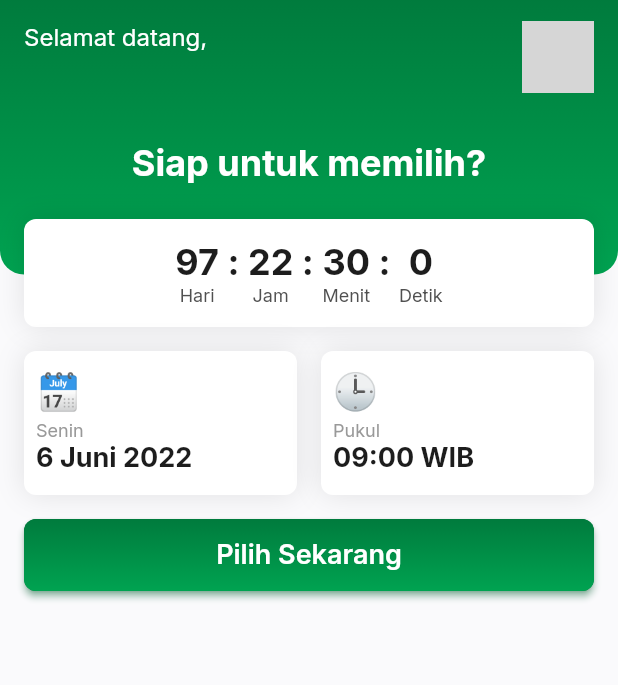
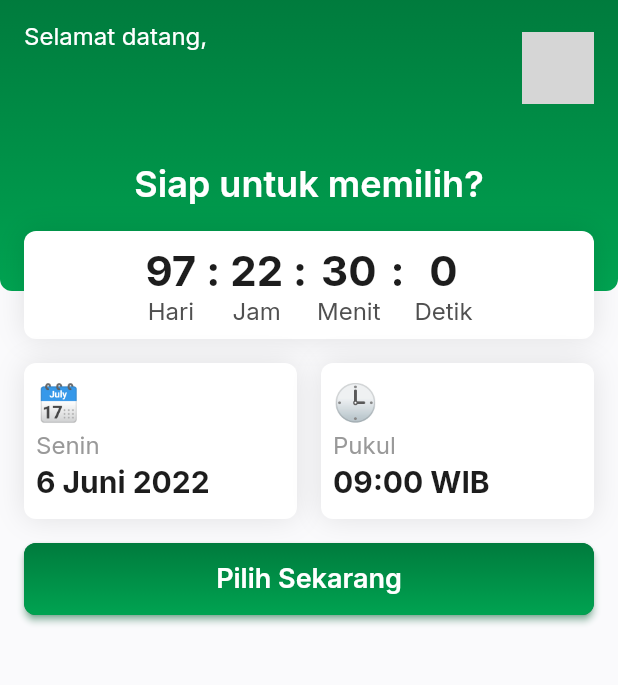
Before and after one commit to RidhaAF/prm_hmtif_unpas, a Flutter app: the HomePage screen opened by its route, on a phone screen of 412 x 824 dp, the part 87-772 px from its top. Run offline on Flutter 3.47's test engine with Material 2 defaults, Android fonts, the phone set to English and light mode, and no system bars; drawn by our look-alikes of flutter_countdown_timer; our stand-ins replace google_fonts, package_info_plus, percent_indicator, pull_to_refresh, shared_preferences; accounts and stored records are empty; network calls fail; grey boxes are pictures that could not be loaded.

Commit message:
Update UI for better UX

```diff
--- a/lib/pages/coming_soon_page.dart
+++ b/lib/pages/coming_soon_page.dart
@@ -22,10 +22,11 @@ class ComingSoonPage extends StatelessWidget {
 
     Widget descriptionText() {
       return Text(
-        'Halaman\nbelum tersedia😢',
+        'Halaman\nbelum tersedia 😢',
         style: GoogleFonts.inter(
           color: primaryColor,
           fontSize: 16,
+          fontWeight: semiBold,
         ),
         textAlign: TextAlign.center,
       );
@@ -40,7 +41,7 @@ class ComingSoonPage extends StatelessWidget {
           'Coming Soon',
           style: GoogleFonts.inter(
             fontSize: 18,
-            fontWeight: FontWeight.w600,
+            fontWeight: semiBold,
           ),
         ),
         centerTitle: true,
--- a/lib/pages/home/home_page.dart
+++ b/lib/pages/home/home_page.dart
@@ -29,15 +29,15 @@ class _HomePageState extends State<HomePage> {
             time,
             style: GoogleFonts.inter(
               color: titleColor,
-              fontSize: 24,
-              fontWeight: FontWeight.bold,
+              fontSize: 28,
+              fontWeight: bold,
             ),
           ),
           Text(
             subtitle,
             style: GoogleFonts.inter(
               color: subtitleColor,
-              fontSize: 12,
+              fontSize: 16,
             ),
           ),
         ],
@@ -46,11 +46,7 @@ class _HomePageState extends State<HomePage> {
 
     Widget countdownTimer() {
       return Container(
-        margin: EdgeInsets.only(
-          top: 16,
-          left: defaultMargin,
-          right: defaultMargin,
-        ),
+        margin: EdgeInsets.symmetric(horizontal: defaultMargin),
         height: 72,
         decoration: BoxDecoration(
           color: whiteColor,
@@ -65,11 +61,11 @@ class _HomePageState extends State<HomePage> {
                 width: double.infinity,
                 child: Center(
                   child: Text(
-                    'Waktunya Memilih!🎉',
+                    'Waktunya Memilih! 🎉',
                     style: GoogleFonts.inter(
                       color: primaryColor,
-                      fontSize: 20,
-                      fontWeight: FontWeight.bold,
+                      fontSize: 24,
+                      fontWeight: bold,
                     ),
                   ),
                 ),
@@ -96,13 +92,13 @@ class _HomePageState extends State<HomePage> {
       return Stack(
         children: [
           Container(
-            height: 185,
+            height: 196,
             width: double.infinity,
             padding: EdgeInsets.all(defaultMargin),
             decoration: BoxDecoration(
               borderRadius: BorderRadius.only(
-                bottomLeft: Radius.circular(16),
-                bottomRight: Radius.circular(16),
+                bottomLeft: Radius.circular(defaultRadius),
+                bottomRight: Radius.circular(defaultRadius),
               ),
               gradient: primaryGradient,
             ),
@@ -128,8 +124,8 @@ class _HomePageState extends State<HomePage> {
                             authProvider.user.name ?? '',
                             style: GoogleFonts.inter(
                               color: whiteColor,
-                              fontSize: 20,
-                              fontWeight: FontWeight.w600,
+                              fontSize: 32,
+                              fontWeight: bold,
                             ),
                             overflow: TextOverflow.ellipsis,
                             maxLines: 1,
@@ -144,13 +140,15 @@ class _HomePageState extends State<HomePage> {
                       child: Container(
                         width: 48,
                         height: 48,
+                        margin: EdgeInsets.only(left: 8),
                         decoration: BoxDecoration(
                           shape: BoxShape.circle,
                           image: DecorationImage(
-                              image: NetworkImage(
-                                authProvider.user.profilePhotoUrl ?? '',
-                              ),
-                              fit: BoxFit.cover),
+                            image: NetworkImage(
+                              authProvider.user.profilePhotoUrl ?? '',
+                            ),
+                            fit: BoxFit.cover,
+                          ),
                         ),
                       ),
                     ),
@@ -162,14 +160,14 @@ class _HomePageState extends State<HomePage> {
                   style: GoogleFonts.inter(
                     color: whiteColor,
                     fontSize: 24,
-                    fontWeight: FontWeight.bold,
+                    fontWeight: semiBold,
                   ),
                 ),
               ],
             ),
           ),
           Container(
-            margin: EdgeInsets.only(top: 132),
+            margin: EdgeInsets.only(top: 156),
             child: countdownTimer(),
           ),
         ],
@@ -178,7 +176,7 @@ class _HomePageState extends State<HomePage> {
 
     Widget card(String emoji, String title, String subtitle) {
       return Container(
-        height: 96,
+        height: 104,
         width: MediaQuery.of(context).size.width / 2 - 24,
         margin: EdgeInsets.only(
           top: defaultMargin,
@@ -207,15 +205,16 @@ class _HomePageState extends State<HomePage> {
               title,
               style: GoogleFonts.inter(
                 color: darkGreyColor,
-                fontSize: 12,
+                fontSize: 16,
               ),
             ),
+            SizedBox(height: 4),
             Text(
               subtitle,
               style: GoogleFonts.inter(
                 color: titleColor,
-                fontSize: 18,
-                fontWeight: FontWeight.bold,
+                fontSize: 20,
+                fontWeight: bold,
               ),
             ),
           ],
@@ -226,16 +225,8 @@ class _HomePageState extends State<HomePage> {
     Widget rowCard() {
       return Row(
         children: [
-          card(
-            '🗓',
-            'Senin',
-            '6 Juni 2022',
-          ),
-          card(
-            '🕒',
-            'Pukul',
-            '09:00 WIB',
-          ),
+          card('🗓', 'Senin', '6 Juni 2022'),
+          card('🕒', 'Pukul', '09:00 WIB'),
         ],
       );
     }
@@ -262,7 +253,7 @@ class _HomePageState extends State<HomePage> {
                 style: GoogleFonts.inter(
                   color: whiteColor,
                   fontSize: 18,
-                  fontWeight: FontWeight.w600,
+                  fontWeight: semiBold,
                 ),
               ),
             ),
@@ -280,7 +271,7 @@ class _HomePageState extends State<HomePage> {
           'PRM HMTIF-UNPAS',
           style: GoogleFonts.inter(
             fontSize: 24,
-            fontWeight: FontWeight.w700,
+            fontWeight: bold,
           ),
         ),
         centerTitle: true,
--- a/lib/pages/home/main_page.dart
+++ b/lib/pages/home/main_page.dart
@@ -33,10 +33,10 @@ class _MainPageState extends State<MainPage> {
         selectedItemColor: primaryColor,
         unselectedItemColor: greyColor,
         selectedLabelStyle: GoogleFonts.inter(
-          fontSize: 12,
+          fontSize: 14,
         ),
         unselectedLabelStyle: GoogleFonts.inter(
-          fontSize: 12,
+          fontSize: 14,
         ),
         items: const <BottomNavigationBarItem>[
           BottomNavigationBarItem(
--- a/lib/pages/home/quick_count_page.dart
+++ b/lib/pages/home/quick_count_page.dart
@@ -21,7 +21,7 @@ class QuickCountPage extends StatelessWidget {
           'Hitung Cepat',
           style: GoogleFonts.inter(
             fontSize: 18,
-            fontWeight: FontWeight.w600,
+            fontWeight: semiBold,
           ),
         ),
         centerTitle: true,
--- a/lib/pages/home/vote_page.dart
+++ b/lib/pages/home/vote_page.dart
@@ -91,10 +91,11 @@ class _VotePageState extends State<VotePage> {
             ),
             SizedBox(height: 16),
             Text(
-              'Terima kasih pilihan anda\nsudah tersimpan!',
+              'Terima kasih pilihan anda\nsudah tersimpan! 😊',
               style: GoogleFonts.inter(
                 color: primaryColor,
                 fontSize: 16,
+                fontWeight: semiBold,
               ),
               textAlign: TextAlign.center,
             ),
@@ -112,7 +113,7 @@ class _VotePageState extends State<VotePage> {
           'Pilih',
           style: GoogleFonts.inter(
             fontSize: 18,
-            fontWeight: FontWeight.w600,
+            fontWeight: semiBold,
           ),
         ),
         centerTitle: true,
--- a/lib/theme/theme.dart
+++ b/lib/theme/theme.dart
@@ -5,7 +5,7 @@ double defaultMargin = 16.0;
 double defaultRadius = 8.0;
 
 Color primaryColor = Color(0xFF007B3D);
-Color accentColor = Color(0xFF007B3D).withOpacity(0.5);
+Color accentColor = Color(0x00BC5D).withOpacity(0.5);
 Color lightGreenColor = Color(0xFF00A351);
 Color titleColor = Color(0xFF1D1D1D);
 Color subtitleColor = Color(0xFF505050);
--- a/lib/widgets/vote_card.dart
+++ b/lib/widgets/vote_card.dart
@@ -58,16 +58,17 @@ class VoteCard extends StatelessWidget {
                     candidate?.name ?? '',
                     style: GoogleFonts.inter(
                       color: titleColor,
-                      fontWeight: FontWeight.w600,
+                      fontSize: 16,
+                      fontWeight: semiBold,
                     ),
                     maxLines: 1,
                     overflow: TextOverflow.ellipsis,
                   ),
+                  SizedBox(height: 4),
                   Text(
                     candidate?.nrp ?? '',
                     style: GoogleFonts.inter(
                       color: subtitleColor,
-                      fontSize: 12,
                     ),
                   ),
                 ],
```
Also changed, not shown: lib/pages/auth/reset_password_page.dart (+22 -14 lines), lib/pages/auth/sign_in_page.dart (+15 -11 lines), lib/pages/change_password_page.dart (+30 -18 lines), lib/pages/detail_vote_page.dart (+32 -28 lines), lib/pages/edit_profile_page.dart (+18 -9 lines), lib/pages/home/profile_page.dart (+63 -15 lines), lib/pages/onboarding_page.dart (+5 -5 lines), lib/pages/splash_page.dart (+10 -8 lines), lib/widgets/candidate_card.dart (+6 -6 lines).
